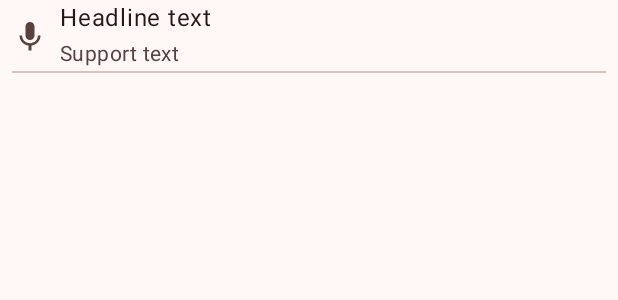
After one commit to Leonidius20/RecordingStudio, an Android app: the layout recording_list_item2.xml on its own in the app's theme, with its tools: preview values and no code run, on a phone screen of 412 x 824 dp. The commit adds this screen. Shown: the top 300 px of the screen. Run offline under Robolectric (Android 15) with nearby library versions, the phone set to English and light mode, and no system bars.

Commit message:
redid the list layout myself. This improves performance somewhat

```diff
--- a/app/src/main/java/io/github/leonidius20/recorder/ui/recordings_list/RecordingListItemWrapper.kt
+++ b/app/src/main/java/io/github/leonidius20/recorder/ui/recordings_list/RecordingListItemWrapper.kt
@@ -4,6 +4,7 @@ import android.content.Context
 import android.view.ViewGroup.LayoutParams.MATCH_PARENT
 import android.view.ViewGroup.LayoutParams.WRAP_CONTENT
 import android.widget.FrameLayout
+import io.github.leonidius20.recorder.databinding.RecordingListItem2Binding
 import io.github.leonidius20.recorder.databinding.RecordingListItemBinding
 import tech.okcredit.layout_inflator.OkLayoutInflater
 
@@ -25,11 +26,11 @@ class RecordingListItemWrapper(
     private var isInflated = false
     private var pendingActions: MutableList<RecordingListItemWrapper.() -> Unit> = ArrayList()
 
-    lateinit var binding: RecordingListItemBinding
+    lateinit var binding: RecordingListItem2Binding
 
     fun inflateAsync(layoutResId: Int) {
         OkLayoutInflater(context).inflate(layoutResId, this) { inflatedView ->
-            this.binding = RecordingListItemBinding.bind(inflatedView)
+            this.binding = RecordingListItem2Binding.bind(inflatedView)
             addView(inflatedView)
             isInflated = true
             pendingActions.forEach { action -> action() }
--- a/app/src/main/java/io/github/leonidius20/recorder/ui/recordings_list/RecordingsListAdapter.kt
+++ b/app/src/main/java/io/github/leonidius20/recorder/ui/recordings_list/RecordingsListAdapter.kt
@@ -21,7 +21,7 @@ class RecordingsListAdapter(
 
     override fun onCreateViewHolder(parent: ViewGroup, viewType: Int): ViewHolder {
         val root = RecordingListItemWrapper(parent.context)
-        root.inflateAsync(R.layout.recording_list_item)
+        root.inflateAsync(R.layout.recording_list_item2)
         return ViewHolder(root)
     }
 
--- /dev/null
+++ b/app/src/main/res/layout/recording_list_item2.xml
@@ -0,0 +1,126 @@
+<?xml version="1.0" encoding="utf-8"?>
+<layout
+    xmlns:android="http://schemas.android.com/apk/res/android"
+    xmlns:tools="http://schemas.android.com/tools"
+    xmlns:app="http://schemas.android.com/apk/res-auto">
+
+    <data>
+        <variable
+            name="recording"
+            type="io.github.leonidius20.recorder.ui.recordings_list.RecordingsListViewModel.RecordingUiModel" />
+    </data>
+
+    <androidx.constraintlayout.widget.ConstraintLayout
+        android:layout_width="match_parent"
+        android:layout_height="wrap_content"
+        android:background="?selectableItemBackground"
+        android:backgroundTint="?colorSurface"
+        android:clickable="true"
+        android:focusable="true"
+        android:minHeight="@dimen/list_item_min_height_two_line"
+
+
+
+
+        tools:theme="@style/Theme.Material3.DayNight">
+
+
+        <ImageView
+            android:id="@+id/leading_icon"
+
+            android:tint="?colorOnSurfaceVariant"
+            android:layout_marginStart="@dimen/list_item_space_x4"
+
+            app:layout_constraintWidth_max="24dp"
+            app:layout_constraintWidth_min="24dp"
+            app:layout_constraintHeight_max="24dp"
+            app:layout_constraintHeight_min="24dp"
+            android:layout_marginEnd="@dimen/list_item_space_x4"
+
+            app:layout_constraintTop_toTopOf="parent"
+            app:layout_constraintBottom_toBottomOf="parent"
+            app:layout_constraintStart_toStartOf="parent"
+            app:layout_constraintEnd_toStartOf="@id/txt_headline"
+
+            android:layout_width="wrap_content"
+            android:layout_height="wrap_content"
+            android:src="@drawable/ic_microphone"
+            tools:ignore="UseAppTint" />
+
+
+
+        <TextView
+            android:id="@+id/txt_headline"
+
+            android:text="@{recording.name}"
+
+            app:layout_constraintVertical_bias="0.5"
+            android:layout_width="0dp"
+            android:layout_height="wrap_content"
+            android:ellipsize="end"
+            android:maxLines="1"
+            android:textAppearance="?textAppearanceBodyLarge"
+            android:textColor="?colorOnSurface"
+            app:firstBaselineToTopHeight="@dimen/list_item_headline_first_baseline_to_top"
+            app:lastBaselineToBottomHeight="@dimen/list_item_headline_last_baseline_to_bottom"
+            app:layout_constraintBottom_toTopOf="@+id/txt_support"
+            app:layout_constraintEnd_toStartOf="@id/trailing_text"
+            app:layout_constraintHorizontal_bias="0"
+            app:layout_constraintStart_toEndOf="@id/leading_icon"
+            app:layout_constraintTop_toTopOf="parent"
+            app:layout_constraintVertical_chainStyle="packed"
+            tools:text="Headline text" />
+
+        <TextView
+            android:id="@+id/txt_support"
+
+            android:text="@{recording.size}"
+
+            android:maxLines="1"
+
+            android:layout_width="0dp"
+            android:layout_height="wrap_content"
+            android:ellipsize="end"
+            android:textAppearance="?textAppearanceBodyMedium"
+            android:textColor="?colorOnSurfaceVariant"
+            app:firstBaselineToTopHeight="@dimen/list_item_supporting_text_first_baseline_to_top"
+            app:lastBaselineToBottomHeight="@dimen/list_item_supporting_text_last_baseline_to_bottom"
+            app:layout_constraintBottom_toBottomOf="parent"
+            app:layout_constraintEnd_toEndOf="@id/txt_headline"
+            app:layout_constraintStart_toStartOf="@id/txt_headline"
+            app:layout_constraintTop_toBottomOf="@id/txt_headline"
+            app:layout_constraintVertical_chainStyle="packed"
+            tools:text="Support text" />
+
+        <TextView
+            android:id="@+id/trailing_text"
+
+            android:text="@{recording.duration}"
+
+            android:layout_marginEnd="@dimen/list_item_space_x4"
+            android:textColor="?colorOnSurfaceVariant"
+            android:textAppearance="?textAppearanceLabelSmall"
+            android:firstBaselineToTopHeight="@dimen/list_item_trailing_supporting_text_first_baseline_to_top"
+            android:lastBaselineToBottomHeight="@dimen/list_item_trailing_supporting_text_last_baseline_to_bottom"
+
+            app:layout_constraintStart_toEndOf="@id/txt_headline"
+            app:layout_constraintEnd_toEndOf="parent"
+            app:layout_constraintTop_toTopOf="parent"
+            app:layout_constraintBottom_toBottomOf="parent"
+
+            android:layout_width="wrap_content"
+            android:layout_height="wrap_content"/>
+
+        <com.google.android.material.divider.MaterialDivider
+            android:id="@+id/divider"
+            android:layout_width="0dp"
+            android:layout_height="wrap_content"
+            app:dividerColor="?colorOutlineVariant"
+            app:dividerInsetEnd="@dimen/list_item_space_x4"
+            app:dividerInsetStart="@dimen/list_item_space_x4"
+            app:layout_constraintBottom_toBottomOf="parent"
+            app:layout_constraintEnd_toEndOf="parent"
+            app:layout_constraintStart_toStartOf="parent" />
+
+    </androidx.constraintlayout.widget.ConstraintLayout>
+</layout>
```
